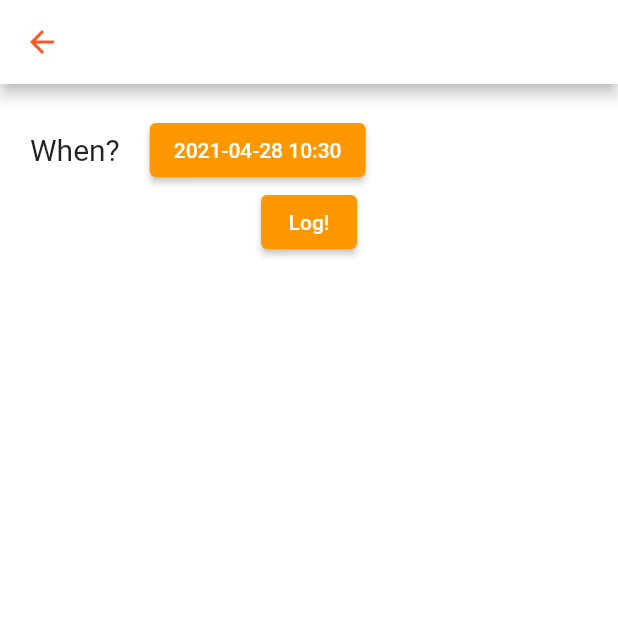
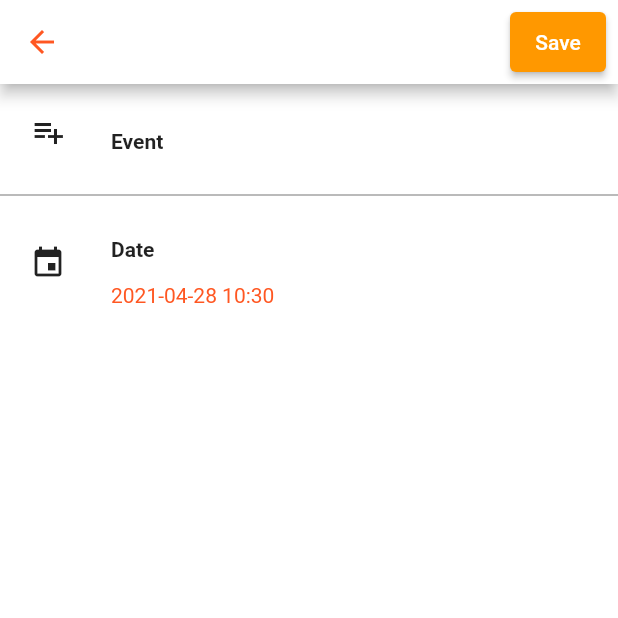
Before and after one commit to Matyko/llog, a Flutter app: the screen it shows after launch, after a tap on the "post add" icon, on a phone screen of 412 x 824 dp, the top half of it. Run offline on Flutter 3.47's test engine with Material 2 defaults, Android fonts, the light colour scheme and no system bars; our stand-ins replace charts_flutter, moor_flutter, timeline_tile; generated files the repository leaves out were written again.

Commit message:
Reworked forms layout

```diff
--- a/lib/ui/screens/screen_log_form.dart
+++ b/lib/ui/screens/screen_log_form.dart
@@ -3,6 +3,7 @@ import 'package:flutter/services.dart';
 import 'package:intl/intl.dart';
 import 'package:llog/data/moor_database.dart';
 import 'package:llog/ui/widgets/event_picker.dart';
+import 'package:llog/ui/widgets/form_element.dart';
 import 'package:provider/provider.dart';
 
 class LogFormScreen extends StatefulWidget {
@@ -37,42 +38,72 @@ class _LogFormScreenState extends State<LogFormScreen> {
   Widget build(BuildContext context) {
     return Scaffold(
         appBar: AppBar(
-            title: Text((widget.logData == null ? 'Create' : 'Edit') + ' Log')),
+          title: Text((widget.logData == null ? 'Create' : 'Edit') + ' Log'),
+          actions: [
+            Padding(
+              padding: const EdgeInsets.all(8.0),
+              child: ElevatedButton(
+                  onPressed: () => _save(context), child: Text('Save')),
+            )
+          ],
+        ),
         body: SingleChildScrollView(
             child: Padding(
-                padding: const EdgeInsets.all(20.0),
+                padding: const EdgeInsets.only(top: 10.0),
                 child: Form(
                   key: _formKey,
                   child: Column(
                     children: [
-                      Row(
-                        children: [
                       Padding(
-                            padding: const EdgeInsets.only(right: 20.0),
+                          padding: const EdgeInsets.symmetric(
+                              vertical: 10.0, horizontal: 20.0),
+                          child: FormElementWithIcon(
+                              child: EventPicker(
+                                  eventWithUnit: _eventWithUnit,
+                                  onChange: (EventWithUnit eventWithUnit) =>
+                                      setState(() {
+                                        _eventWithUnit = eventWithUnit;
+                                      })),
+                              icon: Icons.playlist_add,
+                              label: 'Event')
+                          ),
+                      Divider(
+                        color: Colors.grey.shade600,
+                      ),
+                      Padding(
+                        padding: const EdgeInsets.all(20.0),
+                        child:
+                          FormElementWithIcon(
+                            icon: Icons.event,
+                            label: 'Date',
+                            child: Padding(
+                              padding: const EdgeInsets.only(top: 15.0),
+                              child: InkWell(
+                                onTap: () => _openDatePicker(context),
                                 child: Text(
-                              'When?',
-                              style: TextStyle(fontSize: 20.0),
+                                  dateFormat.format(_date),
+                                  style: TextStyle(
+                                      color: Theme.of(context).primaryColor),
                                 ),
                               ),
-                          ElevatedButton(
-                            onPressed: () => _openDatePicker(context),
-                            child: Text(dateFormat.format(_date)),
                             ),
-                        ],
                           ),
-                      EventPicker(
-                        eventWithUnit: _eventWithUnit,
-                        onChange: (EventWithUnit eventWithUnit) => setState(() {
-                          _eventWithUnit = eventWithUnit;
-                        }),
                       ),
                       if (_eventWithUnit != null && _eventWithUnit.unit != null)
-                        Row(
-                          children: [
-                            Expanded(
+                        Divider(
+                          color: Colors.grey.shade600,
+                        ),
+                      if (_eventWithUnit != null && _eventWithUnit.unit != null)
+                        Padding(
+                          padding: const EdgeInsets.all(20.0),
+                          child: FormElementWithIcon(
+                            icon: Icons.straighten,
+                            label: 'Value',
+                            trailing: Text(_eventWithUnit.unit.name),
                             child: TextFormField(
                               decoration: InputDecoration(
-                                    hintText: "Enter a measurement value"),
+                                  hintText:
+                                  "Enter a measurement value"),
                               keyboardType: TextInputType.number,
                               inputFormatters: [
                                 FilteringTextInputFormatter.allow(
@@ -84,14 +115,7 @@ class _LogFormScreenState extends State<LogFormScreen> {
                                   : null,
                             ),
                           ),
-                            Padding(
-                              padding: const EdgeInsets.only(left: 20.0),
-                              child: Text(_eventWithUnit.unit.name),
-                            )
-                          ],
                         ),
-                      ElevatedButton(
-                          onPressed: () => _save(context), child: Text('Log!'))
                     ],
                   ),
                 ))));
--- a/lib/ui/screens/screen_log_list.dart
+++ b/lib/ui/screens/screen_log_list.dart
@@ -111,7 +111,6 @@ class _LogListScreenState extends State<LogListScreen> {
                             ),
                             child: Center(
                               child: EventPicker(
-                                hasUnderline: false,
                                 showNull: true,
                                 eventWithUnit: _eventWithUnit,
                                 onChange: (EventWithUnit eventWithUnit) {
--- a/lib/ui/widgets/event_picker.dart
+++ b/lib/ui/widgets/event_picker.dart
@@ -7,9 +7,8 @@ class EventPicker extends StatefulWidget {
   final EventWithUnit eventWithUnit;
   final Function onChange;
   final bool showNull;
-  final bool hasUnderline;
 
-  const EventPicker({this.eventWithUnit, this.onChange, this.showNull = false, this.hasUnderline = true});
+  const EventPicker({this.eventWithUnit, this.onChange, this.showNull = false});
 
   @override
   _EventPickerState createState() => _EventPickerState();
@@ -61,11 +60,11 @@ class _EventPickerState extends State<EventPicker> {
                           _eventWithUnit.event != null)
                           ? _eventWithUnit.event.id
                           : null,
-                      decoration: !widget.hasUnderline ? InputDecoration(
+                      decoration: InputDecoration(
                         enabledBorder: UnderlineInputBorder(
                           borderSide: BorderSide(color: Colors.transparent)
                         ),
-                      ) : null,
+                      ),
                       hint: Text('Select event'),
                       onChanged: (id) {
                         if (id == null) {
--- /dev/null
+++ b/lib/ui/widgets/form_element.dart
@@ -0,0 +1,42 @@
+import 'package:flutter/material.dart';
+
+class FormElementWithIcon extends StatelessWidget {
+  final Widget child;
+  final Widget trailing;
+  final String label;
+  final IconData icon;
+
+  const FormElementWithIcon({this.child, this.trailing, this.icon, this.label});
+
+  @override
+  Widget build(BuildContext context) {
+    return Row(
+      children: [
+        Padding(
+            padding: const EdgeInsets.only(right: 30.0, bottom: 12.0),
+            child: Icon(icon)
+        ),
+        Expanded(
+          child: Column(
+            crossAxisAlignment: CrossAxisAlignment.start,
+            children: [
+              Text(label, style: TextStyle(fontWeight: FontWeight.bold),),
+              Row(
+                crossAxisAlignment: CrossAxisAlignment.end,
+                children: [
+                  if (child != null)
+                  Expanded(child: child),
+                  if (trailing != null)
+                  Padding(
+                    padding: const EdgeInsets.only(left: 20.0),
+                    child: trailing,
+                  )
+                ],
+              ),
+            ],
+          ),
+        ),
+      ],
+    );
+  }
+}
```
Also changed, not shown: lib/ui/screens/screen_event_form.dart (+111 -91 lines), lib/ui/screens/screen_unit_form.dart (+43 -21 lines). Lines whose indentation alone changed are shown as unchanged.
